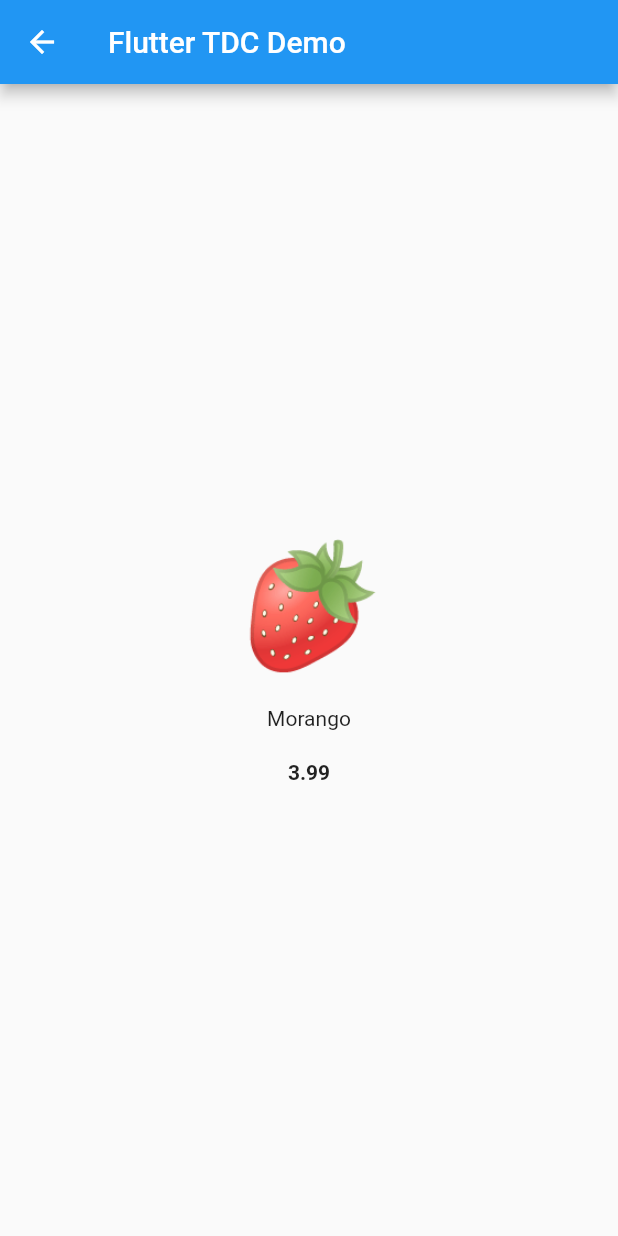
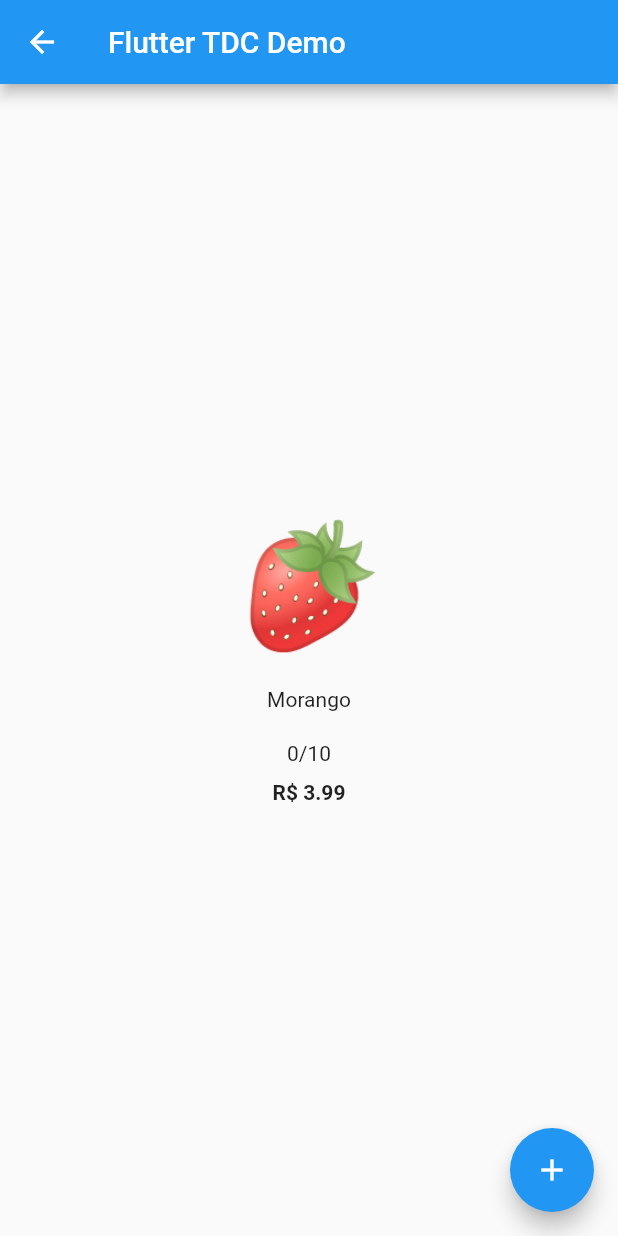
Before and after one commit to cpgalvao/tdc_demo, a Flutter app: the screen it shows after launch, after a tap on "Morango", on a phone screen of 412 x 824 dp. Run offline on Flutter 3.47's test engine with Material 2 defaults, Android fonts, the phone set to English and light mode, and no system bars.

```diff
--- a/lib/detail.dart
+++ b/lib/detail.dart
@@ -11,6 +11,8 @@ class DetailPage extends StatefulWidget {
 }
 
 class _DetailPage extends State<DetailPage> {
+  int _fruitNumber = 0;
+
   @override
   Widget build(BuildContext context) => new Scaffold(
         appBar: new AppBar(
@@ -26,9 +28,9 @@ class _DetailPage extends State<DetailPage> {
                   child: new Material(
                     color: Colors.transparent,
                     child: new Text(
-                    widget.data.emoji,
-                    style: new TextStyle(fontSize: 80.0),
-                  ),
+                      widget.data.emoji,
+                      style: new TextStyle(fontSize: 80.0),
+                    ),
                   ),
                 ),
                 new Padding(
@@ -37,11 +39,30 @@ class _DetailPage extends State<DetailPage> {
                     widget.data.name,
                   ),
                 ),
+                new Padding(
+                  padding: EdgeInsets.only(bottom: 10.0),
+                  child: new Text(
+                    '${_fruitNumber}/${widget.data.availableNumber.toString()}',
+                  ),
+                ),
                 new Text(
-                  widget.data.price.toString(),
+                  'R\$ ${widget.data.price.toString()}',
                   style: new TextStyle(fontWeight: FontWeight.bold),
                 ),
               ],
             )),
+        floatingActionButton: new FloatingActionButton(
+          onPressed: _buyItem,
+          tooltip: 'Buy',
+          child: new Icon(Icons.add),
+        ),
       );
+
+  void _buyItem() {
+    setState(() {
+      if (_fruitNumber < widget.data.availableNumber) {
+        _fruitNumber++;
+      }
+    });
+  }
 }
--- a/lib/list_item.dart
+++ b/lib/list_item.dart
@@ -1,7 +1,8 @@
 class ListItem {
-  ListItem({this.emoji, this.name, this.price});
+  ListItem({this.emoji, this.name, this.price, this.availableNumber});
 
   final String emoji;
   final String name;
-  double price;
+  final double price;
+  int availableNumber;
 }
--- a/lib/main.dart
+++ b/lib/main.dart
@@ -38,13 +38,13 @@ class _MyHomePageState extends State<MyHomePage> {
     List<ListItem> list = <ListItem>[];
 
     list
-      ..add(new ListItem(emoji: "🍓", name: "Morango", price: 3.99))
-      ..add(new ListItem(emoji: "🍒", name: "Cereja", price: 5.99))
-      ..add(new ListItem(emoji: "🍑", name: "Pêssego", price: 8.99))
-      ..add(new ListItem(emoji: "🍇", name: "Uva", price: 4.99))
-      ..add(new ListItem(emoji: "🍋", name: "Limão", price: 2.99))
-      ..add(new ListItem(emoji: "🍎", name: "Maçã", price: 3.49))
-      ..add(new ListItem(emoji: "🍉", name: "Melancia", price: 6.99));
+      ..add(new ListItem(emoji: "🍓", name: "Morango", price: 3.99, availableNumber: 10))
+      ..add(new ListItem(emoji: "🍒", name: "Cereja", price: 5.99, availableNumber: 10))
+      ..add(new ListItem(emoji: "🍑", name: "Pêssego", price: 8.99, availableNumber: 10))
+      ..add(new ListItem(emoji: "🍇", name: "Uva", price: 4.99, availableNumber: 10))
+      ..add(new ListItem(emoji: "🍋", name: "Limão", price: 2.99, availableNumber: 10))
+      ..add(new ListItem(emoji: "🍎", name: "Maçã", price: 3.49, availableNumber: 10))
+      ..add(new ListItem(emoji: "🍉", name: "Melancia", price: 6.99, availableNumber: 10));
 
     return list;
   }
@@ -72,12 +72,6 @@ class _MyHomePageState extends State<MyHomePage> {
       ),
       body: _getListLayout(context),
     );
-
-//      floatingActionButton: new FloatingActionButton(
-//        onPressed: _incrementCounter,
-//        tooltip: 'Increment',
-//        child: new Icon(Icons.add),
-//      ),
   }
 
   Widget _getListLayout(BuildContext context) => new ListView(
```
